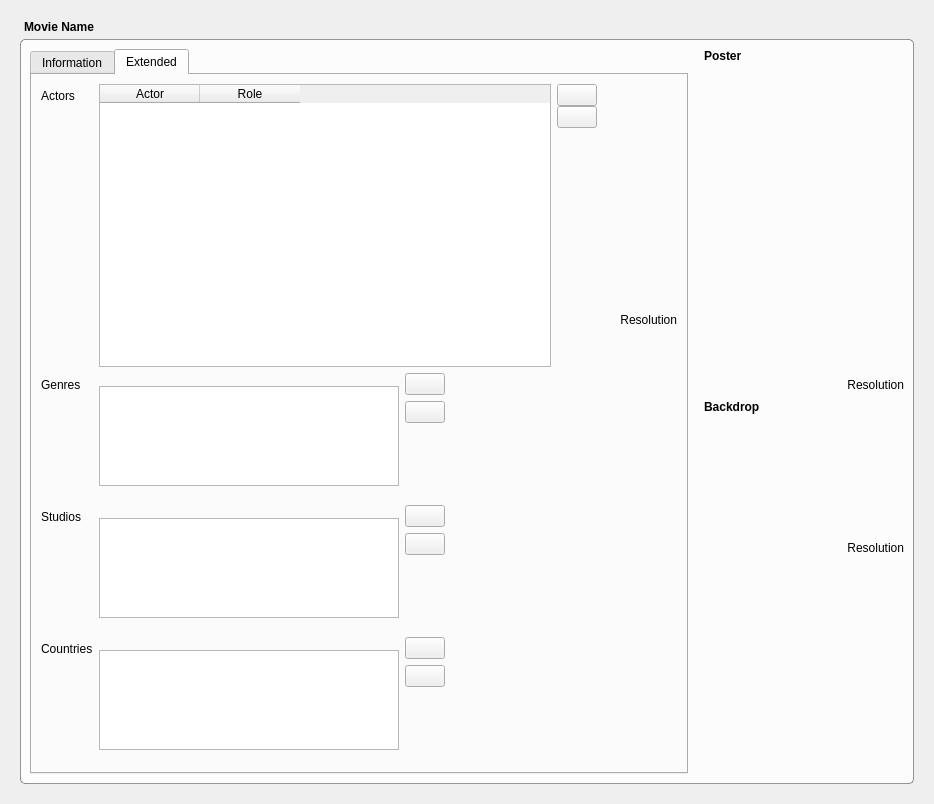
This is MovieWidget.ui in Komet/MediaElch as Qt 5 draws it before an edit. The edited form follows.
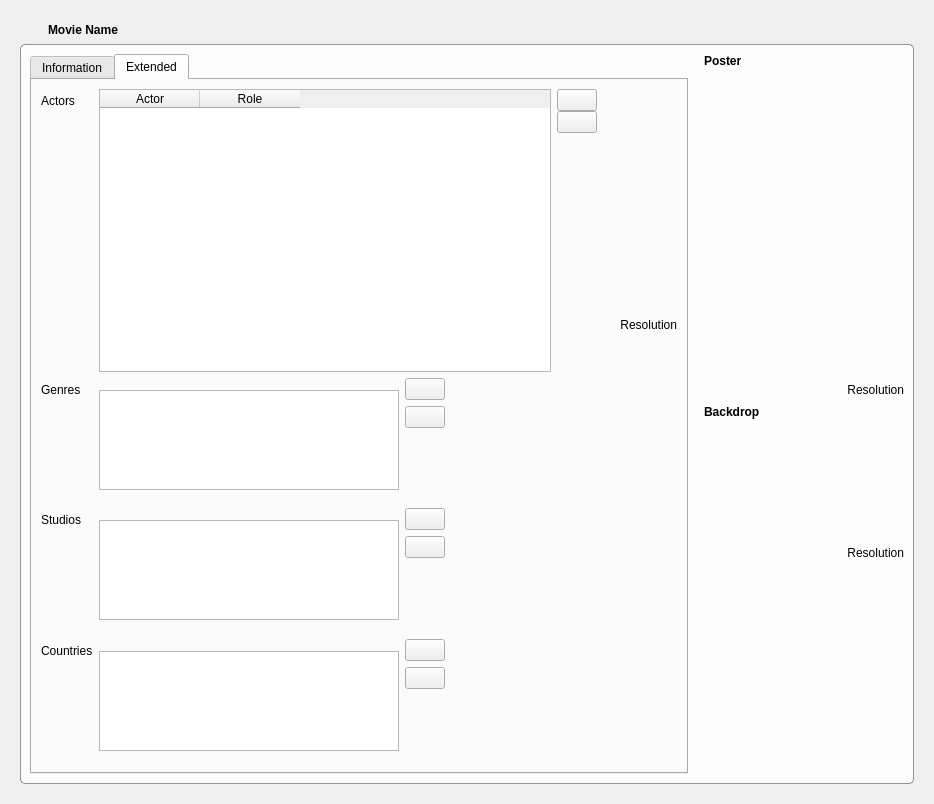
This is the edited form. The open tabs and pages were chosen to show the change. Icons and pictures are not drawn. Custom widgets are drawn as their Qt base class.

Commit message: Fixes #53 Added revert feature

Diff of the .ui file:
```diff
--- a/MovieWidget.ui
+++ b/MovieWidget.ui
@@ -21,6 +21,34 @@
     <number>20</number>
    </property>
    <item>
+    <layout class="QHBoxLayout" name="horizontalLayout_10">
+     <item>
+      <widget class="QToolButton" name="buttonRevert">
+       <property name="cursor">
+        <cursorShape>PointingHandCursor</cursorShape>
+       </property>
+       <property name="toolTip">
+        <string>Movie has changed. Click to revert changes.</string>
+       </property>
+       <property name="styleSheet">
+        <string notr="true">border: none;</string>
+       </property>
+       <property name="text">
+        <string/>
+       </property>
+       <property name="icon">
+        <iconset resource="MediaElch.qrc">
+         <normaloff>:/img/arrow_circle_left.png</normaloff>:/img/arrow_circle_left.png</iconset>
+       </property>
+       <property name="iconSize">
+        <size>
+         <width>16</width>
+         <height>16</height>
+        </size>
+       </property>
+      </widget>
+     </item>
+     <item>
     <widget class="QLabel" name="movieName">
      <property name="font">
       <font>
@@ -36,6 +64,8 @@
      </property>
     </widget>
    </item>
+    </layout>
+   </item>
    <item>
     <layout class="QVBoxLayout" name="verticalLayout_5">
      <property name="topMargin">
@@ -602,9 +632,6 @@
                   </property>
                   <item>
                    <layout class="QHBoxLayout" name="horizontalLayout_9">
-                    <property name="margin">
-                     <number>0</number>
-                    </property>
                     <item>
                      <widget class="QPushButton" name="buttonAddActor">
                       <property name="toolTip">
@@ -636,9 +663,6 @@
                   </item>
                   <item>
                    <layout class="QHBoxLayout" name="horizontalLayout_8">
-                    <property name="margin">
-                     <number>0</number>
-                    </property>
                     <item>
                      <widget class="QPushButton" name="buttonRemoveActor">
                       <property name="toolTip">
```
Lines whose indentation alone changed are shown as unchanged. The commit also changes 12 other files.
